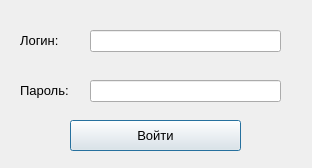
First picture: the form in authorizationwindow.ui, repository RCh-stack/ray-tracing-alpha-1.3, before the edit.
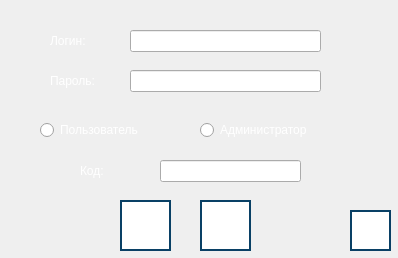
Second picture: the form after the edit. Icons and pictures are not drawn.

The edit to the form file:
```diff
--- a/authorizationwindow.ui
+++ b/authorizationwindow.ui
@@ -6,8 +6,8 @@
    <rect>
     <x>0</x>
     <y>0</y>
-    <width>312</width>
-    <height>168</height>
+    <width>398</width>
+    <height>258</height>
    </rect>
   </property>
   <property name="windowTitle">
@@ -16,35 +16,134 @@
   <widget class="QLabel" name="label_login">
    <property name="geometry">
     <rect>
-     <x>20</x>
-     <y>30</y>
+     <x>80</x>
+     <y>160</y>
      <width>71</width>
      <height>21</height>
+    </rect>
+   </property>
+   <property name="font">
+    <font>
+     <pointsize>9</pointsize>
+    </font>
+   </property>
+   <property name="styleSheet">
+    <string notr="true">color: rgb(255, 255, 255);
+</string>
+   </property>
+   <property name="text">
+    <string>Код:</string>
+   </property>
+  </widget>
+  <widget class="QLineEdit" name="text_code_admin">
+   <property name="geometry">
+    <rect>
+     <x>160</x>
+     <y>160</y>
+     <width>141</width>
+     <height>22</height>
+    </rect>
+   </property>
+   <property name="font">
+    <font>
+     <pointsize>8</pointsize>
+    </font>
+   </property>
+  </widget>
+  <widget class="QPushButton" name="button_entry">
+   <property name="geometry">
+    <rect>
+     <x>120</x>
+     <y>200</y>
+     <width>51</width>
+     <height>51</height>
     </rect>
    </property>
    <property name="font">
     <font>
      <pointsize>10</pointsize>
     </font>
+   </property>
+   <property name="styleSheet">
+    <string notr="true">QPushButton {
+    background-color: rgb(255, 255, 255);
+    border: 2px solid #094065;
+}
+
+QPushButton:pressed {
+    background-color:  rgb(118, 118, 118);
+}
+</string>
+   </property>
+   <property name="text">
+    <string/>
+   </property>
+   <property name="icon">
+    <iconset>
+     <normaloff>images/entry-button.png</normaloff>images/entry-button.png</iconset>
+   </property>
+   <property name="iconSize">
+    <size>
+     <width>36</width>
+     <height>36</height>
+    </size>
+   </property>
+  </widget>
+  <widget class="QLabel" name="label_login_user">
+   <property name="geometry">
+    <rect>
+     <x>50</x>
+     <y>30</y>
+     <width>71</width>
+     <height>21</height>
+    </rect>
+   </property>
+   <property name="font">
+    <font>
+     <pointsize>9</pointsize>
+    </font>
+   </property>
+   <property name="styleSheet">
+    <string notr="true">color: rgb(255, 255, 255);
+</string>
    </property>
    <property name="text">
     <string>Логин:</string>
    </property>
   </widget>
-  <widget class="QLabel" name="label_password">
+  <widget class="QLineEdit" name="text_login_user">
    <property name="geometry">
     <rect>
-     <x>20</x>
-     <y>80</y>
+     <x>130</x>
+     <y>30</y>
+     <width>191</width>
+     <height>22</height>
+    </rect>
+   </property>
+   <property name="font">
+    <font>
+     <pointsize>8</pointsize>
+    </font>
+   </property>
+  </widget>
+  <widget class="QLabel" name="label_password_user">
+   <property name="geometry">
+    <rect>
+     <x>50</x>
+     <y>70</y>
      <width>71</width>
      <height>21</height>
     </rect>
    </property>
    <property name="font">
     <font>
-     <pointsize>10</pointsize>
+     <pointsize>9</pointsize>
     </font>
    </property>
+   <property name="styleSheet">
+    <string notr="true">color: rgb(255, 255, 255);
+</string>
+   </property>
    <property name="text">
     <string>Пароль:</string>
    </property>
@@ -52,8 +151,8 @@
   <widget class="QLineEdit" name="text_login">
    <property name="geometry">
     <rect>
-     <x>90</x>
-     <y>30</y>
+     <x>130</x>
+     <y>70</y>
      <width>191</width>
      <height>22</height>
     </rect>
@@ -64,37 +163,116 @@
     </font>
    </property>
   </widget>
-  <widget class="QLineEdit" name="text_password">
+  <widget class="QRadioButton" name="radioButton">
    <property name="geometry">
     <rect>
-     <x>90</x>
-     <y>80</y>
-     <width>191</width>
-     <height>22</height>
+     <x>40</x>
+     <y>120</y>
+     <width>141</width>
+     <height>20</height>
     </rect>
    </property>
    <property name="font">
     <font>
-     <pointsize>8</pointsize>
+     <pointsize>9</pointsize>
     </font>
    </property>
+   <property name="styleSheet">
+    <string notr="true">color: rgb(255, 255, 255);
+</string>
+   </property>
+   <property name="text">
+    <string>Пользователь</string>
+   </property>
   </widget>
-  <widget class="QPushButton" name="button_input">
+  <widget class="QRadioButton" name="radioButton_2">
    <property name="geometry">
     <rect>
-     <x>70</x>
+     <x>200</x>
      <y>120</y>
-     <width>171</width>
-     <height>31</height>
+     <width>151</width>
+     <height>20</height>
     </rect>
    </property>
    <property name="font">
     <font>
-     <pointsize>10</pointsize>
+     <pointsize>9</pointsize>
     </font>
    </property>
+   <property name="styleSheet">
+    <string notr="true">color: rgb(255, 255, 255);
+</string>
+   </property>
    <property name="text">
-    <string>Войти</string>
+    <string>Администратор</string>
+   </property>
+  </widget>
+  <widget class="QPushButton" name="button_exit">
+   <property name="geometry">
+    <rect>
+     <x>200</x>
+     <y>200</y>
+     <width>51</width>
+     <height>51</height>
+    </rect>
+   </property>
+   <property name="styleSheet">
+    <string notr="true">QPushButton {
+    background-color: rgb(255, 255, 255);
+    border: 2px solid #094065;
+}
+
+QPushButton:pressed {
+    background-color:  rgb(118, 118, 118);
+}
+</string>
+   </property>
+   <property name="text">
+    <string/>
+   </property>
+   <property name="icon">
+    <iconset>
+     <normaloff>images/exit-button.png</normaloff>images/exit-button.png</iconset>
+   </property>
+   <property name="iconSize">
+    <size>
+     <width>36</width>
+     <height>36</height>
+    </size>
+   </property>
+  </widget>
+  <widget class="QPushButton" name="button_help">
+   <property name="geometry">
+    <rect>
+     <x>350</x>
+     <y>210</y>
+     <width>41</width>
+     <height>41</height>
+    </rect>
+   </property>
+   <property name="styleSheet">
+    <string notr="true">QPushButton {
+    background-color: rgb(255, 255, 255);
+    border: 2px solid #094065;
+}
+
+QPushButton:pressed {
+    background-color:  rgb(118, 118, 118);
+}
+</string>
+   </property>
+   <property name="text">
+    <string/>
+   </property>
+   <property name="icon">
+    <iconset>
+     <normaloff>images/help-button.png</normaloff>images/help-button.png</iconset>
+   </property>
+   <property name="iconSize">
+    <size>
+     <width>36</width>
+     <height>36</height>
+    </size>
    </property>
   </widget>
  </widget>
```
Left out of the diff: 4 changed lines with no effect on the pictures.
